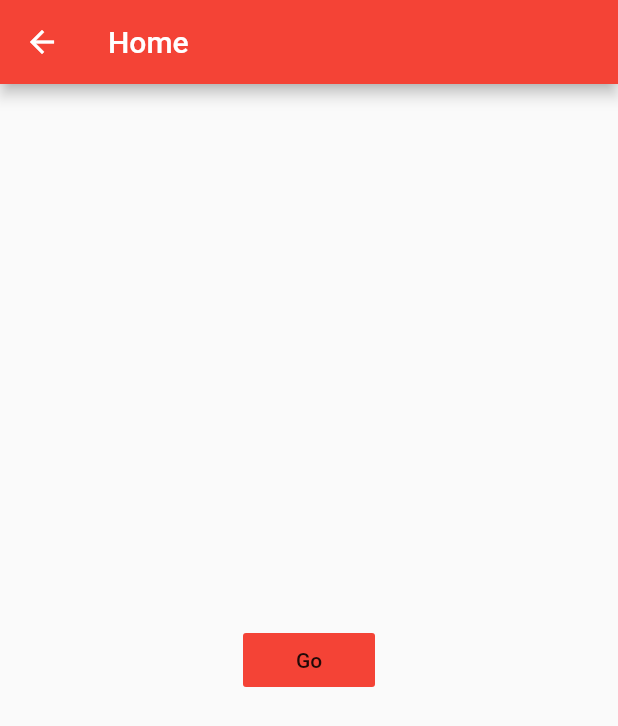
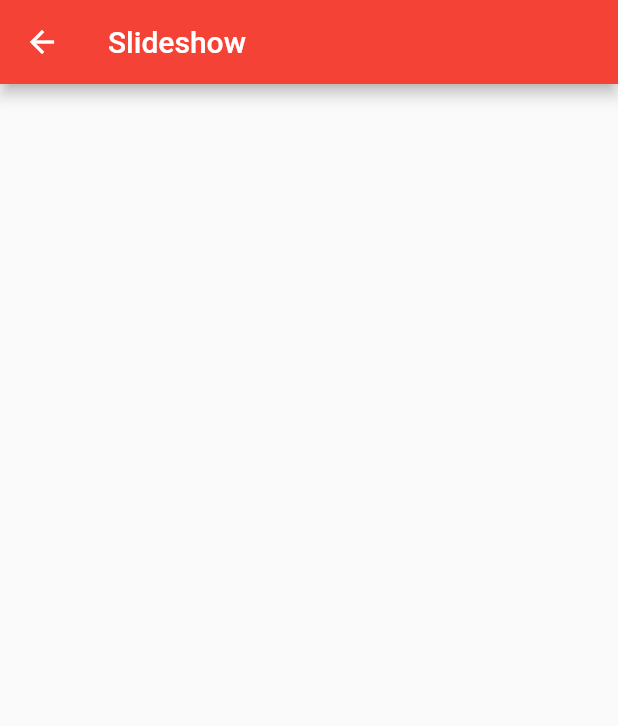
Before and after one commit to Amar-Gill/flutter-quizapp, a Flutter app: the screen it shows after launch, after a tap on "Go", on a phone screen of 412 x 824 dp. Shown: the top 726 px of the screen. Run offline on Flutter 3.47's test engine with Material 2 defaults, Android fonts, the phone set to English and light mode, and no system bars.

Commit message:
Navigor.pushNamed function

```diff
--- a/lib/main.dart
+++ b/lib/main.dart
@@ -8,6 +8,10 @@ class MyApp extends StatelessWidget {
   @override
   Widget build(BuildContext context) {
     return MaterialApp(
+      routes: {
+        '/home': (context) => HomeScreen(),
+        '/slideshow': (context) => SlideshowScreen()
+      },
       home: HomeScreen(),
     );
   }
@@ -26,11 +30,25 @@ class HomeScreen extends StatelessWidget {
           child: Text('Go'),
           color: Colors.red,
           onPressed: () {
-            Navigator.push(
-                context, MaterialPageRoute(builder: (context) => HomeScreen()));
+            Navigator.pushNamed(context, '/slideshow');
           },
         ),
       ),
     );
   }
 }
+
+class SlideshowScreen extends StatelessWidget {
+  @override
+  Widget build(BuildContext context) {
+    return Scaffold(
+      appBar: AppBar(
+        title: Text('Slideshow'),
+        backgroundColor: Colors.red,
+      ),
+      body: Center(
+        child: null,
+      ),
+    );
+  }
+}
```
